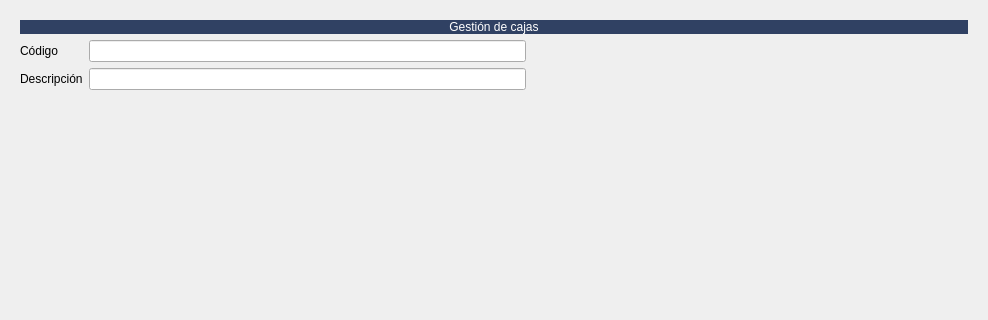
Qt form RedFoX/Zona_Maestros/frmcajas.ui (arcnexus/RedFoX) before a commit; both pictures show x 0 to 988 and y 0 to 320 of the 988 by 754 pixel window.
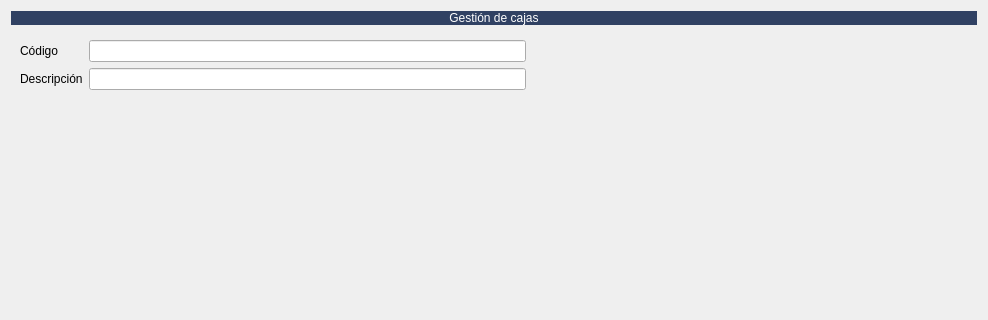
The same form after that commit. Icons and pictures are not drawn.

```diff
--- a/RedFoX/Zona_Maestros/frmcajas.ui
+++ b/RedFoX/Zona_Maestros/frmcajas.ui
@@ -14,7 +14,7 @@
    <string>Form</string>
   </property>
   <layout class="QGridLayout" name="gridLayout">
-   <item row="0" column="1">
+   <item row="1" column="0">
     <widget class="QStackedWidget" name="stackedWidget">
      <property name="currentIndex">
       <number>1</number>
@@ -38,7 +38,7 @@
          </property>
         </widget>
        </item>
-       <item row="3" column="2">
+       <item row="4" column="2">
         <spacer name="verticalSpacer">
          <property name="orientation">
           <enum>Qt::Vertical</enum>
@@ -58,449 +58,7 @@
          </property>
         </widget>
        </item>
-       <item row="0" column="0" colspan="3">
-        <widget class="QLabel" name="label">
-         <property name="palette">
-          <palette>
-           <active>
-            <colorrole role="WindowText">
-             <brush brushstyle="SolidPattern">
-              <color alpha="255">
-               <red>255</red>
-               <green>255</green>
-               <blue>255</blue>
-              </color>
-             </brush>
-            </colorrole>
-            <colorrole role="Button">
-             <brush brushstyle="SolidPattern">
-              <color alpha="255">
-               <red>48</red>
-               <green>65</green>
-               <blue>99</blue>
-              </color>
-             </brush>
-            </colorrole>
-            <colorrole role="Light">
-             <brush brushstyle="SolidPattern">
-              <color alpha="255">
-               <red>0</red>
-               <green>0</green>
-               <blue>191</blue>
-              </color>
-             </brush>
-            </colorrole>
-            <colorrole role="Midlight">
-             <brush brushstyle="SolidPattern">
-              <color alpha="255">
-               <red>0</red>
-               <green>0</green>
-               <blue>159</blue>
-              </color>
-             </brush>
-            </colorrole>
-            <colorrole role="Dark">
-             <brush brushstyle="SolidPattern">
-              <color alpha="255">
-               <red>0</red>
-               <green>0</green>
-               <blue>63</blue>
-              </color>
-             </brush>
-            </colorrole>
-            <colorrole role="Mid">
-             <brush brushstyle="SolidPattern">
-              <color alpha="255">
-               <red>0</red>
-               <green>0</green>
-               <blue>84</blue>
-              </color>
-             </brush>
-            </colorrole>
-            <colorrole role="Text">
-             <brush brushstyle="SolidPattern">
-              <color alpha="255">
-               <red>255</red>
-               <green>255</green>
-               <blue>255</blue>
-              </color>
-             </brush>
-            </colorrole>
-            <colorrole role="BrightText">
-             <brush brushstyle="SolidPattern">
-              <color alpha="255">
-               <red>255</red>
-               <green>255</green>
-               <blue>255</blue>
-              </color>
-             </brush>
-            </colorrole>
-            <colorrole role="ButtonText">
-             <brush brushstyle="SolidPattern">
-              <color alpha="255">
-               <red>255</red>
-               <green>255</green>
-               <blue>255</blue>
-              </color>
-             </brush>
-            </colorrole>
-            <colorrole role="Base">
-             <brush brushstyle="SolidPattern">
-              <color alpha="255">
-               <red>48</red>
-               <green>65</green>
-               <blue>99</blue>
-              </color>
-             </brush>
-            </colorrole>
-            <colorrole role="Window">
-             <brush brushstyle="SolidPattern">
-              <color alpha="255">
-               <red>48</red>
-               <green>65</green>
-               <blue>99</blue>
-              </color>
-             </brush>
-            </colorrole>
-            <colorrole role="Shadow">
-             <brush brushstyle="SolidPattern">
-              <color alpha="255">
-               <red>0</red>
-               <green>0</green>
-               <blue>0</blue>
-              </color>
-             </brush>
-            </colorrole>
-            <colorrole role="AlternateBase">
-             <brush brushstyle="SolidPattern">
-              <color alpha="255">
-               <red>0</red>
-               <green>0</green>
-               <blue>63</blue>
-              </color>
-             </brush>
-            </colorrole>
-            <colorrole role="ToolTipBase">
-             <brush brushstyle="SolidPattern">
-              <color alpha="255">
-               <red>255</red>
-               <green>255</green>
-               <blue>220</blue>
-              </color>
-             </brush>
-            </colorrole>
-            <colorrole role="ToolTipText">
-             <brush brushstyle="SolidPattern">
-              <color alpha="255">
-               <red>0</red>
-               <green>0</green>
-               <blue>0</blue>
-              </color>
-             </brush>
-            </colorrole>
-           </active>
-           <inactive>
-            <colorrole role="WindowText">
-             <brush brushstyle="SolidPattern">
-              <color alpha="255">
-               <red>255</red>
-               <green>255</green>
-               <blue>255</blue>
-              </color>
-             </brush>
-            </colorrole>
-            <colorrole role="Button">
-             <brush brushstyle="SolidPattern">
-              <color alpha="255">
-               <red>48</red>
-               <green>65</green>
-               <blue>99</blue>
-              </color>
-             </brush>
-            </colorrole>
-            <colorrole role="Light">
-             <brush brushstyle="SolidPattern">
-              <color alpha="255">
-               <red>0</red>
-               <green>0</green>
-               <blue>191</blue>
-              </color>
-             </brush>
-            </colorrole>
-            <colorrole role="Midlight">
-             <brush brushstyle="SolidPattern">
-              <color alpha="255">
-               <red>0</red>
-               <green>0</green>
-               <blue>159</blue>
-              </color>
-             </brush>
-            </colorrole>
-            <colorrole role="Dark">
-             <brush brushstyle="SolidPattern">
-              <color alpha="255">
-               <red>0</red>
-               <green>0</green>
-               <blue>63</blue>
-              </color>
-             </brush>
-            </colorrole>
-            <colorrole role="Mid">
-             <brush brushstyle="SolidPattern">
-              <color alpha="255">
-               <red>0</red>
-               <green>0</green>
-               <blue>84</blue>
-              </color>
-             </brush>
-            </colorrole>
-            <colorrole role="Text">
-             <brush brushstyle="SolidPattern">
-              <color alpha="255">
-               <red>255</red>
-               <green>255</green>
-               <blue>255</blue>
-              </color>
-             </brush>
-            </colorrole>
-            <colorrole role="BrightText">
-             <brush brushstyle="SolidPattern">
-              <color alpha="255">
-               <red>255</red>
-               <green>255</green>
-               <blue>255</blue>
-              </color>
-             </brush>
-            </colorrole>
-            <colorrole role="ButtonText">
-             <brush brushstyle="SolidPattern">
-              <color alpha="255">
-               <red>255</red>
-               <green>255</green>
-               <blue>255</blue>
-              </color>
-             </brush>
-            </colorrole>
-            <colorrole role="Base">
-             <brush brushstyle="SolidPattern">
-              <color alpha="255">
-               <red>48</red>
-               <green>65</green>
-               <blue>99</blue>
-              </color>
-             </brush>
-            </colorrole>
-            <colorrole role="Window">
-             <brush brushstyle="SolidPattern">
-              <color alpha="255">
-               <red>48</red>
-               <green>65</green>
-               <blue>99</blue>
-              </color>
-             </brush>
-            </colorrole>
-            <colorrole role="Shadow">
-             <brush brushstyle="SolidPattern">
-              <color alpha="255">
-               <red>0</red>
-               <green>0</green>
-               <blue>0</blue>
-              </color>
-             </brush>
-            </colorrole>
-            <colorrole role="AlternateBase">
-             <brush brushstyle="SolidPattern">
-              <color alpha="255">
-               <red>0</red>
-               <green>0</green>
-               <blue>63</blue>
-              </color>
-             </brush>
-            </colorrole>
-            <colorrole role="ToolTipBase">
-             <brush brushstyle="SolidPattern">
-              <color alpha="255">
-               <red>255</red>
-               <green>255</green>
-               <blue>220</blue>
-              </color>
-             </brush>
-            </colorrole>
-            <colorrole role="ToolTipText">
-             <brush brushstyle="SolidPattern">
-              <color alpha="255">
-               <red>0</red>
-               <green>0</green>
-               <blue>0</blue>
-              </color>
-             </brush>
-            </colorrole>
-           </inactive>
-           <disabled>
-            <colorrole role="WindowText">
-             <brush brushstyle="SolidPattern">
-              <color alpha="255">
-               <red>255</red>
-               <green>255</green>
-               <blue>255</blue>
-              </color>
-             </brush>
-            </colorrole>
-            <colorrole role="Button">
-             <brush brushstyle="SolidPattern">
-              <color alpha="255">
-               <red>48</red>
-               <green>65</green>
-               <blue>99</blue>
-              </color>
-             </brush>
-            </colorrole>
-            <colorrole role="Light">
-             <brush brushstyle="SolidPattern">
-              <color alpha="255">
-               <red>0</red>
-               <green>0</green>
-               <blue>191</blue>
-              </color>
-             </brush>
-            </colorrole>
-            <colorrole role="Midlight">
-             <brush brushstyle="SolidPattern">
-              <color alpha="255">
-               <red>0</red>
-               <green>0</green>
-               <blue>159</blue>
-              </color>
-             </brush>
-            </colorrole>
-            <colorrole role="Dark">
-             <brush brushstyle="SolidPattern">
-              <color alpha="255">
-               <red>0</red>
-               <green>0</green>
-               <blue>63</blue>
-              </color>
-             </brush>
-            </colorrole>
-            <colorrole role="Mid">
-             <brush brushstyle="SolidPattern">
-              <color alpha="255">
-               <red>0</red>
-               <green>0</green>
-               <blue>84</blue>
-              </color>
-             </brush>
-            </colorrole>
-            <colorrole role="Text">
-             <brush brushstyle="SolidPattern">
-              <color alpha="255">
-               <red>255</red>
-               <green>255</green>
-               <blue>255</blue>
-              </color>
-             </brush>
-            </colorrole>
-            <colorrole role="BrightText">
-             <brush brushstyle="SolidPattern">
-              <color alpha="255">
-               <red>255</red>
-               <green>255</green>
-               <blue>255</blue>
-              </color>
-             </brush>
-            </colorrole>
-            <colorrole role="ButtonText">
-             <brush brushstyle="SolidPattern">
-              <color alpha="255">
-               <red>255</red>
-               <green>255</green>
-               <blue>255</blue>
-              </color>
-             </brush>
-            </colorrole>
-            <colorrole role="Base">
-             <brush brushstyle="SolidPattern">
-              <color alpha="255">
-               <red>48</red>
-               <green>65</green>
-               <blue>99</blue>
-              </color>
-             </brush>
-            </colorrole>
-            <colorrole role="Window">
-             <brush brushstyle="SolidPattern">
-              <color alpha="255">
-               <red>48</red>
-               <green>65</green>
-               <blue>99</blue>
-              </color>
-             </brush>
-            </colorrole>
-            <colorrole role="Shadow">
-             <brush brushstyle="SolidPattern">
-              <color alpha="255">
-               <red>0</red>
-               <green>0</green>
-               <blue>0</blue>
-              </color>
-             </brush>
-            </colorrole>
-            <colorrole role="AlternateBase">
-             <brush brushstyle="SolidPattern">
-              <color alpha="255">
-               <red>0</red>
-               <green>0</green>
-               <blue>127</blue>
-              </color>
-             </brush>
-            </colorrole>
-            <colorrole role="ToolTipBase">
-             <brush brushstyle="SolidPattern">
-              <color alpha="255">
-               <red>255</red>
-               <green>255</green>
-               <blue>220</blue>
-              </color>
-             </brush>
-            </colorrole>
-            <colorrole role="ToolTipText">
-             <brush brushstyle="SolidPattern">
-              <color alpha="255">
-               <red>0</red>
-               <green>0</green>
-               <blue>0</blue>
-              </color>
-             </brush>
-            </colorrole>
-           </disabled>
-          </palette>
-         </property>
-         <property name="layoutDirection">
-          <enum>Qt::LeftToRight</enum>
-         </property>
-         <property name="autoFillBackground">
-          <bool>false</bool>
-         </property>
-         <property name="styleSheet">
-          <string notr="true">font: 14pt &quot;Sans Serif&quot;;
-color: rgb(255, 255, 255);
-background-color: #304163;</string>
-         </property>
-         <property name="frameShape">
-          <enum>QFrame::NoFrame</enum>
-         </property>
-         <property name="text">
-          <string>Gestión de cajas</string>
-         </property>
-         <property name="scaledContents">
-          <bool>false</bool>
-         </property>
-         <property name="alignment">
-          <set>Qt::AlignCenter</set>
-         </property>
-        </widget>
-       </item>
-       <item row="1" column="2">
+       <item row="2" column="2">
         <spacer name="horizontalSpacer">
          <property name="orientation">
           <enum>Qt::Horizontal</enum>
@@ -619,6 +177,448 @@
      </widget>
     </widget>
    </item>
+   <item row="0" column="0">
+    <widget class="QLabel" name="label">
+     <property name="palette">
+      <palette>
+       <active>
+        <colorrole role="WindowText">
+         <brush brushstyle="SolidPattern">
+          <color alpha="255">
+           <red>255</red>
+           <green>255</green>
+           <blue>255</blue>
+          </color>
+         </brush>
+        </colorrole>
+        <colorrole role="Button">
+         <brush brushstyle="SolidPattern">
+          <color alpha="255">
+           <red>48</red>
+           <green>65</green>
+           <blue>99</blue>
+          </color>
+         </brush>
+        </colorrole>
+        <colorrole role="Light">
+         <brush brushstyle="SolidPattern">
+          <color alpha="255">
+           <red>0</red>
+           <green>0</green>
+           <blue>191</blue>
+          </color>
+         </brush>
+        </colorrole>
+        <colorrole role="Midlight">
+         <brush brushstyle="SolidPattern">
+          <color alpha="255">
+           <red>0</red>
+           <green>0</green>
+           <blue>159</blue>
+          </color>
+         </brush>
+        </colorrole>
+        <colorrole role="Dark">
+         <brush brushstyle="SolidPattern">
+          <color alpha="255">
+           <red>0</red>
+           <green>0</green>
+           <blue>63</blue>
+          </color>
+         </brush>
+        </colorrole>
+        <colorrole role="Mid">
+         <brush brushstyle="SolidPattern">
+          <color alpha="255">
+           <red>0</red>
+           <green>0</green>
+           <blue>84</blue>
+          </color>
+         </brush>
+        </colorrole>
+        <colorrole role="Text">
+         <brush brushstyle="SolidPattern">
+          <color alpha="255">
+           <red>255</red>
+           <green>255</green>
+           <blue>255</blue>
+          </color>
+         </brush>
+        </colorrole>
+        <colorrole role="BrightText">
+         <brush brushstyle="SolidPattern">
+          <color alpha="255">
+           <red>255</red>
+           <green>255</green>
+           <blue>255</blue>
+          </color>
+         </brush>
+        </colorrole>
+        <colorrole role="ButtonText">
+         <brush brushstyle="SolidPattern">
+          <color alpha="255">
+           <red>255</red>
+           <green>255</green>
+           <blue>255</blue>
+          </color>
+         </brush>
+        </colorrole>
+        <colorrole role="Base">
+         <brush brushstyle="SolidPattern">
+          <color alpha="255">
+           <red>48</red>
+           <green>65</green>
+           <blue>99</blue>
+          </color>
+         </brush>
+        </colorrole>
+        <colorrole role="Window">
+         <brush brushstyle="SolidPattern">
+          <color alpha="255">
+           <red>48</red>
+           <green>65</green>
+           <blue>99</blue>
+          </color>
+         </brush>
+        </colorrole>
+        <colorrole role="Shadow">
+         <brush brushstyle="SolidPattern">
+          <color alpha="255">
+           <red>0</red>
+           <green>0</green>
+           <blue>0</blue>
+          </color>
+         </brush>
+        </colorrole>
+        <colorrole role="AlternateBase">
+         <brush brushstyle="SolidPattern">
+          <color alpha="255">
+           <red>0</red>
+           <green>0</green>
+           <blue>63</blue>
+          </color>
+         </brush>
+        </colorrole>
+        <colorrole role="ToolTipBase">
+         <brush brushstyle="SolidPattern">
+          <color alpha="255">
+           <red>255</red>
+           <green>255</green>
+           <blue>220</blue>
+          </color>
+         </brush>
+        </colorrole>
+        <colorrole role="ToolTipText">
+         <brush brushstyle="SolidPattern">
+          <color alpha="255">
+           <red>0</red>
+           <green>0</green>
+           <blue>0</blue>
+          </color>
+         </brush>
+        </colorrole>
+       </active>
+       <inactive>
+        <colorrole role="WindowText">
+         <brush brushstyle="SolidPattern">
+          <color alpha="255">
+           <red>255</red>
+           <green>255</green>
+           <blue>255</blue>
+          </color>
+         </brush>
+        </colorrole>
+        <colorrole role="Button">
+         <brush brushstyle="SolidPattern">
+          <color alpha="255">
+           <red>48</red>
+           <green>65</green>
+           <blue>99</blue>
+          </color>
+         </brush>
+        </colorrole>
+        <colorrole role="Light">
+         <brush brushstyle="SolidPattern">
+          <color alpha="255">
+           <red>0</red>
+           <green>0</green>
+           <blue>191</blue>
+          </color>
+         </brush>
+        </colorrole>
+        <colorrole role="Midlight">
+         <brush brushstyle="SolidPattern">
+          <color alpha="255">
+           <red>0</red>
+           <green>0</green>
+           <blue>159</blue>
+          </color>
+         </brush>
+        </colorrole>
+        <colorrole role="Dark">
+         <brush brushstyle="SolidPattern">
+          <color alpha="255">
+           <red>0</red>
+           <green>0</green>
+           <blue>63</blue>
+          </color>
+         </brush>
+        </colorrole>
+        <colorrole role="Mid">
+         <brush brushstyle="SolidPattern">
+          <color alpha="255">
+           <red>0</red>
+           <green>0</green>
+           <blue>84</blue>
+          </color>
+         </brush>
+        </colorrole>
+        <colorrole role="Text">
+         <brush brushstyle="SolidPattern">
+          <color alpha="255">
+           <red>255</red>
+           <green>255</green>
+           <blue>255</blue>
+          </color>
+         </brush>
+        </colorrole>
+        <colorrole role="BrightText">
+         <brush brushstyle="SolidPattern">
+          <color alpha="255">
+           <red>255</red>
+           <green>255</green>
+           <blue>255</blue>
+          </color>
+         </brush>
+        </colorrole>
+        <colorrole role="ButtonText">
+         <brush brushstyle="SolidPattern">
+          <color alpha="255">
+           <red>255</red>
+           <green>255</green>
+           <blue>255</blue>
+          </color>
+         </brush>
+        </colorrole>
+        <colorrole role="Base">
+         <brush brushstyle="SolidPattern">
+          <color alpha="255">
+           <red>48</red>
+           <green>65</green>
+           <blue>99</blue>
+          </color>
+         </brush>
+        </colorrole>
+        <colorrole role="Window">
+         <brush brushstyle="SolidPattern">
+          <color alpha="255">
+           <red>48</red>
+           <green>65</green>
+           <blue>99</blue>
+          </color>
+         </brush>
+        </colorrole>
+        <colorrole role="Shadow">
+         <brush brushstyle="SolidPattern">
+          <color alpha="255">
+           <red>0</red>
+           <green>0</green>
+           <blue>0</blue>
+          </color>
+         </brush>
+        </colorrole>
+        <colorrole role="AlternateBase">
+         <brush brushstyle="SolidPattern">
+          <color alpha="255">
+           <red>0</red>
+           <green>0</green>
+           <blue>63</blue>
+          </color>
+         </brush>
+        </colorrole>
+        <colorrole role="ToolTipBase">
+         <brush brushstyle="SolidPattern">
+          <color alpha="255">
+           <red>255</red>
+           <green>255</green>
+           <blue>220</blue>
+          </color>
+         </brush>
+        </colorrole>
+        <colorrole role="ToolTipText">
+         <brush brushstyle="SolidPattern">
+          <color alpha="255">
+           <red>0</red>
+           <green>0</green>
+           <blue>0</blue>
+          </color>
+         </brush>
+        </colorrole>
+       </inactive>
+       <disabled>
+        <colorrole role="WindowText">
+         <brush brushstyle="SolidPattern">
+          <color alpha="255">
+           <red>255</red>
+           <green>255</green>
+           <blue>255</blue>
+          </color>
+         </brush>
+        </colorrole>
+        <colorrole role="Button">
+         <brush brushstyle="SolidPattern">
+          <color alpha="255">
+           <red>48</red>
+           <green>65</green>
+           <blue>99</blue>
+          </color>
+         </brush>
+        </colorrole>
+        <colorrole role="Light">
+         <brush brushstyle="SolidPattern">
+          <color alpha="255">
+           <red>0</red>
+           <green>0</green>
+           <blue>191</blue>
+          </color>
+         </brush>
+        </colorrole>
+        <colorrole role="Midlight">
+         <brush brushstyle="SolidPattern">
+          <color alpha="255">
+           <red>0</red>
+           <green>0</green>
+           <blue>159</blue>
+          </color>
+         </brush>
+        </colorrole>
+        <colorrole role="Dark">
+         <brush brushstyle="SolidPattern">
+          <color alpha="255">
+           <red>0</red>
+           <green>0</green>
+           <blue>63</blue>
+          </color>
+         </brush>
+        </colorrole>
+        <colorrole role="Mid">
+         <brush brushstyle="SolidPattern">
+          <color alpha="255">
+           <red>0</red>
+           <green>0</green>
+           <blue>84</blue>
+          </color>
+         </brush>
+        </colorrole>
+        <colorrole role="Text">
+         <brush brushstyle="SolidPattern">
+          <color alpha="255">
+           <red>255</red>
+           <green>255</green>
+           <blue>255</blue>
+          </color>
+         </brush>
+        </colorrole>
+        <colorrole role="BrightText">
+         <brush brushstyle="SolidPattern">
+          <color alpha="255">
+           <red>255</red>
+           <green>255</green>
+           <blue>255</blue>
+          </color>
+         </brush>
+        </colorrole>
+        <colorrole role="ButtonText">
+         <brush brushstyle="SolidPattern">
+          <color alpha="255">
+           <red>255</red>
+           <green>255</green>
+           <blue>255</blue>
+          </color>
+         </brush>
+        </colorrole>
+        <colorrole role="Base">
+         <brush brushstyle="SolidPattern">
+          <color alpha="255">
+           <red>48</red>
+           <green>65</green>
+           <blue>99</blue>
+          </color>
+         </brush>
+        </colorrole>
+        <colorrole role="Window">
+         <brush brushstyle="SolidPattern">
+          <color alpha="255">
+           <red>48</red>
+           <green>65</green>
+           <blue>99</blue>
+          </color>
+         </brush>
+        </colorrole>
+        <colorrole role="Shadow">
+         <brush brushstyle="SolidPattern">
+          <color alpha="255">
+           <red>0</red>
+           <green>0</green>
+           <blue>0</blue>
+          </color>
+         </brush>
+        </colorrole>
+        <colorrole role="AlternateBase">
+         <brush brushstyle="SolidPattern">
+          <color alpha="255">
+           <red>0</red>
+           <green>0</green>
+           <blue>127</blue>
+          </color>
+         </brush>
+        </colorrole>
+        <colorrole role="ToolTipBase">
+         <brush brushstyle="SolidPattern">
+          <color alpha="255">
+           <red>255</red>
+           <green>255</green>
+           <blue>220</blue>
+          </color>
+         </brush>
+        </colorrole>
+        <colorrole role="ToolTipText">
+         <brush brushstyle="SolidPattern">
+          <color alpha="255">
+           <red>0</red>
+           <green>0</green>
+           <blue>0</blue>
+          </color>
+         </brush>
+        </colorrole>
+       </disabled>
+      </palette>
+     </property>
+     <property name="layoutDirection">
+      <enum>Qt::LeftToRight</enum>
+     </property>
+     <property name="autoFillBackground">
+      <bool>false</bool>
+     </property>
+     <property name="styleSheet">
+      <string notr="true">font: 14pt &quot;Sans Serif&quot;;
+color: rgb(255, 255, 255);
+background-color: #304163;</string>
+     </property>
+     <property name="frameShape">
+      <enum>QFrame::NoFrame</enum>
+     </property>
+     <property name="text">
+      <string>Gestión de cajas</string>
+     </property>
+     <property name="scaledContents">
+      <bool>false</bool>
+     </property>
+     <property name="alignment">
+      <set>Qt::AlignCenter</set>
+     </property>
+    </widget>
+   </item>
   </layout>
  </widget>
  <tabstops>
```
Left out of the diff: 16 changed lines with no effect on the pictures.
